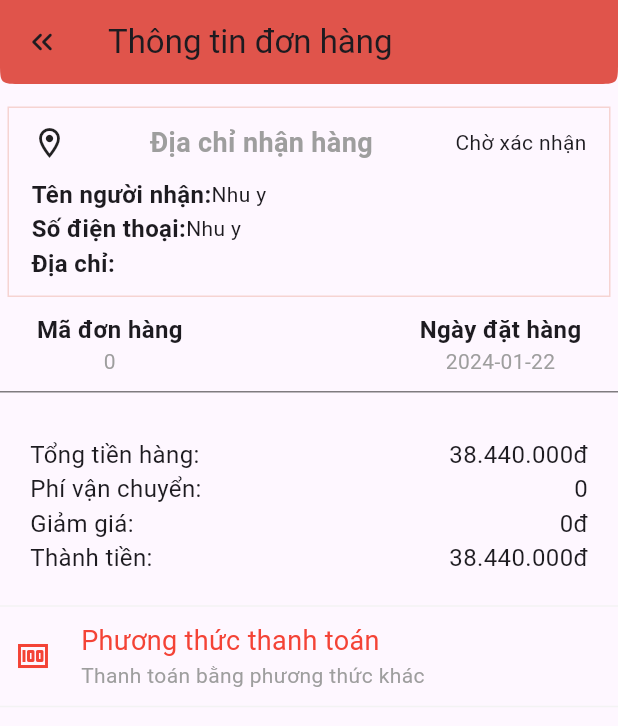
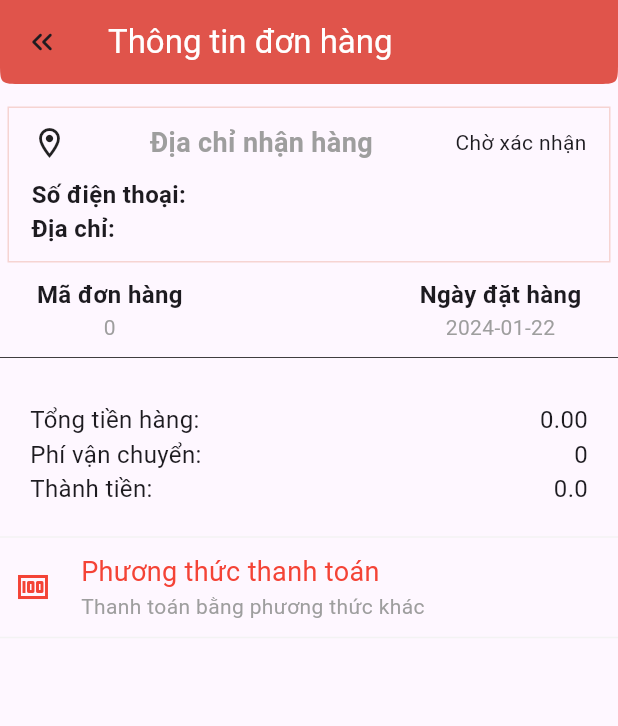
Before and after one commit to htienn611/Mobille_Programming_Project, a Flutter app: the Order_Detail screen opened directly with empty values, on a phone screen of 412 x 824 dp. Shown: the top 726 px of the screen. Run offline on Flutter 3.47's test engine with Material 3 defaults, Android fonts, the phone set to English and light mode, and no system bars; our stand-ins replace carousel_slider, firebase_core, firebase_messaging, flutter_local_notifications, shared_preferences and 1 more; missing offline and left inert: dart:ffi; accounts and stored records are empty; network calls fail.

Commit message:
"update info order and orderDetail"

```diff
--- a/ecommerce_app/lib/main.dart
+++ b/ecommerce_app/lib/main.dart
@@ -1,4 +1,5 @@
 import 'package:ecommerce_app/firebase_options.dart';
+import 'package:ecommerce_app/views/order/listOrder.dart';
 import 'package:ecommerce_app/views/routers.dart';
 import 'package:firebase_core/firebase_core.dart';
 import 'package:firebase_messaging/firebase_messaging.dart';
@@ -28,7 +29,7 @@ class MyApp extends StatelessWidget {
         primarySwatch: Colors.blue,
       ),
       locale: const Locale('vi', 'VN'),
-      home: const Routers(),
+      home:ListOrder()
     );
   }
 }
--- a/ecommerce_app/lib/models/order.dart
+++ b/ecommerce_app/lib/models/order.dart
@@ -6,9 +6,10 @@ class Order {
   String phoneNumber;
   DateTime date;
   int transportFee;
+  String address;
 
   Order( this.id, this.Status, this.paymentMethods, this.phoneNumber, this.date,
-      this.transportFee);
+      this.transportFee,this.address);
 
   Order.fromJson(Map<String, dynamic> json)
       : id = json['id']??0,
@@ -16,5 +17,6 @@ class Order {
       paymentMethods=json['paymentMethods']??0,
       phoneNumber=json['phoneNumber']??"",
       date=DateTime.parse(json['date'])??DateTime.now(),
-      transportFee=json['transportFee']??"";
+      transportFee=json['transportFee']??"",
+      address=json['address']??"";
 }
--- a/ecommerce_app/lib/models/product.dart
+++ b/ecommerce_app/lib/models/product.dart
@@ -10,6 +10,7 @@ class Product {
   final int status;
   late int idCate;
   late int idBrand;
+
 
   Product(
       {required this.id,
--- a/ecommerce_app/lib/views/chat/chat_appbar_items.dart
+++ b/ecommerce_app/lib/views/chat/chat_appbar_items.dart
@@ -30,7 +30,7 @@ class _ChatAppbarItemsState extends State<ChatAppbarItems> {
               const SizedBox(
                 width: 10,
               ),
-               const Column(
+                const Column(
                 crossAxisAlignment: CrossAxisAlignment.start,
                 mainAxisAlignment: MainAxisAlignment.spaceAround,
                 children: [
--- a/ecommerce_app/lib/views/chat/list_message.dart
+++ b/ecommerce_app/lib/views/chat/list_message.dart
@@ -5,7 +5,7 @@ class ListMessage extends StatelessWidget {
 
   @override
   Widget build(BuildContext context) {
-    return const Expanded(
+    return  Expanded(
       child: Column(
         crossAxisAlignment: CrossAxisAlignment.start,
         children: [
--- a/ecommerce_app/lib/views/order/orderDetail.dart
+++ b/ecommerce_app/lib/views/order/orderDetail.dart
@@ -1,11 +1,15 @@
-import 'dart:ui';
+// ignore: file_names
 import 'package:ecommerce_app/models/OrderDetail.dart';
 import 'package:ecommerce_app/models/order.dart';
+import 'package:ecommerce_app/models/product.dart';
 import 'package:ecommerce_app/presenters/order_presenter.dart';
 import 'package:ecommerce_app/presenters/orderdetail_presenters.dart';
+import 'package:ecommerce_app/presenters/product_presenter.dart';
 import 'package:ecommerce_app/views/order/itemOrderDetail.dart';
 import 'package:flutter/material.dart';
-class  Order_Detail extends StatefulWidget {
+
+// ignore: must_be_immutable, camel_case_types
+class Order_Detail extends StatefulWidget {
   Order_Detail({super.key, required this.idOrder});
   int idOrder;
 
@@ -13,29 +17,55 @@ class  Order_Detail extends StatefulWidget {
   State<Order_Detail> createState() => _Order_DetailState();
 }
 
-class _Order_DetailState extends State<Order_Detail> {
+// ignore: camel_case_types
+class _Order_DetailState extends State<Order_Detail>{
+  double sumMoney=0;
   final OrderPresenter _orderPre = OrderPresenter();
+  ProductPresenter proPre = ProductPresenter();
   final OrderDetailPresenter orderDetailPre = OrderDetailPresenter();
-  List<OrderDetail> _orderDetail=List.filled(0, OrderDetail(0, 0, 0),growable: true);
   late Order order;
+  late OrderDetail _orderDetail;
+
+  List<Product> _product = List.filled(
+      0,
+      Product(
+          id: 0,
+          image: "",
+          name: "",
+          quantity: 0,
+          price: 0,
+          des: "",
+          idDiscount: 0,
+          status: 0,
+          idCate: 0,
+          idBrand: 0));
+
   void loadData() async {
     order = await _orderPre.getOrderByID(widget.idOrder);
-    _orderDetail = await orderDetailPre.getListOrderDetailByID(widget.idOrder);
+    _product=await proPre.getInfoProductByIdOrderDetail(widget.idOrder);
+    _orderDetail = await orderDetailPre.getOrderDetailByID(widget.idOrder);
+
+    //sumMoney=_product.fold(0, (sum,product) { return sum+(product.price*_orderDetail.quantityProduct);});
+
+
+
     setState(() {});
   }
 
   @override
   void initState() {
-    // TODO: implement initState
     super.initState();
     loadData();
   }
 
   @override
   Widget build(BuildContext context) {
+    //  print(user.name);
+    //  print(order.phoneNumber);
+    //  print("Aaa");
     return Scaffold(
         appBar: AppBar(
-          shape: ContinuousRectangleBorder(
+          shape: const ContinuousRectangleBorder(
               borderRadius: BorderRadius.only(
                   bottomLeft: Radius.circular(15),
                   bottomRight: Radius.circular(15))),
@@ -43,20 +73,21 @@ class _Order_DetailState extends State<Order_Detail> {
             onPressed: () {
               Navigator.pop(context);
             },
-            icon: Icon(Icons.keyboard_double_arrow_left_rounded),
+            icon: const Icon(Icons.keyboard_double_arrow_left_rounded),
           ),
-          title: Text("Thông tin đơn hàng"),
-          backgroundColor: Color.fromARGB(255, 224, 84, 75),
+          title:  Text("Thông tin đơn hàng",style: TextStyle(color: Colors.white),),
+          backgroundColor: const Color.fromARGB(255, 224, 84, 75),
         ),
         body: SingleChildScrollView(
           child: Column(
             children: [
               Container(
-                padding: EdgeInsets.fromLTRB(15, 10, 15, 10),
-                margin: EdgeInsets.only(top: 15, left: 5, right: 5, bottom: 10),
+                padding: const EdgeInsets.fromLTRB(15, 10, 15, 10),
+                margin: const EdgeInsets.only(
+                    top: 15, left: 5, right: 5, bottom: 10),
                 decoration: BoxDecoration(
                     border: Border.all(
-                        color: (Color.fromARGB(255, 246, 212, 210)))),
+                        color: (const Color.fromARGB(255, 246, 212, 210)))),
                 child: Column(
                   mainAxisAlignment: MainAxisAlignment.start,
                   crossAxisAlignment: CrossAxisAlignment.start,
@@ -64,8 +95,8 @@ class _Order_DetailState extends State<Order_Detail> {
                     Row(
                       mainAxisAlignment: MainAxisAlignment.spaceBetween,
                       children: [
-                        Icon(Icons.location_on_outlined),
-                        Text(
+                        const Icon(Icons.location_on_outlined),
+                        const Text(
                           "Địa chỉ nhận hàng",
                           style: TextStyle(
                               fontSize: 18,
@@ -73,33 +104,40 @@ class _Order_DetailState extends State<Order_Detail> {
                               fontWeight: FontWeight.bold),
                         ),
                         order.Status == 0
-                            ? Text("Chờ xác nhận")
+                            ? const Text("Chờ xác nhận")
                             : order.Status == 1
-                                ? Text("Chờ giao hàng")
+                                ? const Text("Chờ giao hàng")
                                 : order.Status == 2
-                                    ? Text("Đã giao")
-                                    : Text("Đã hủy"),
+                                    ? const Text("Đã giao")
+                                    : const Text("Đã hủy"),
                       ],
                     ),
-                    Padding(padding: EdgeInsets.all(5.0)),
+                    const Padding(padding: EdgeInsets.all(5.0)),
                     Column(
                       children: [
-                        Row(
+                         Row(
                           children: [
-                            Text("Tên người nhận:",style: TextStyle(fontSize:16,fontWeight:FontWeight.bold),),
-                            Text("Nhu y"),
+                            const Text(
+                              "Số điện thoại:",
+                              style: TextStyle(
+                                  fontSize: 16, fontWeight: FontWeight.bold),
+                            ),
+                            // ignore: unnecessary_string_interpolations
+                            Text('${order.phoneNumber}'),
                           ],
                         ),
                         Row(
                           children: [
-                            Text("Số điện thoại:",style: TextStyle(fontSize:16,fontWeight:FontWeight.bold),),
-                            Text("Nhu y"),
-                          ],
-                        ),
-                        Row(
-                          children: [
-                            Text("Địa chỉ:",style: TextStyle(fontSize:16,fontWeight:FontWeight.bold),),
-                            Text(''),
+                            const Text(
+                              "Địa chỉ:",
+                              style: TextStyle(
+                                  fontSize: 16, fontWeight: FontWeight.bold),
+                            ),
+                            // ignore: unnecessary_string_interpolations
+                            Text(
+                              // ignore: unnecessary_string_interpolations
+                              '${order.address}',
+                            ),
                           ],
                         )
                       ],
@@ -112,45 +150,47 @@ class _Order_DetailState extends State<Order_Detail> {
                 children: [
                   Column(
                     children: [
-                      Text(
+                      const Text(
                         "Mã đơn hàng",
                         style: TextStyle(
                             fontSize: 16, fontWeight: FontWeight.bold),
                       ),
                       Text(widget.idOrder.toString(),
-                          style: TextStyle(color: Colors.grey)),
+                          style: const TextStyle(color: Colors.grey)),
                     ],
                   ),
-                  SizedBox(
+                  const SizedBox(
                     width: 60,
                   ),
                   Column(
                     mainAxisAlignment: MainAxisAlignment.spaceBetween,
                     children: [
-                      Text(
+                      const Text(
                         "Ngày đặt hàng",
                         style: TextStyle(
                             fontSize: 16, fontWeight: FontWeight.bold),
                       ),
+                      // ignore: unnecessary_string_interpolations
                       Text('${order.date.toString().split(" ")[0]}',
-                          style: TextStyle(color: Colors.grey)),
+                          style: const TextStyle(color: Colors.grey)),
                     ],
                   ),
                 ],
               ),
               Container(
-                margin: EdgeInsets.fromLTRB(0, 10, 0, 10),
+                margin: const EdgeInsets.fromLTRB(0, 10, 0, 10),
                 height: 0.5,
-                decoration: BoxDecoration(color: Color.fromARGB(255, 0, 0, 0)),
+                decoration:
+                    const BoxDecoration(color: Color.fromARGB(255, 0, 0, 0)),
               ),
               Column(
-                children: [ItemOrderDetail(idOrder: widget.idOrder)],
+                children: [ItemOrderDetail(idOrder: widget.idOrder,sum: sum, )],
               ),
               Container(
-                padding: EdgeInsets.all(20),
+                padding: const EdgeInsets.all(20),
                 child: Column(
                   children: [
-                    Row(
+                     Row(
                       mainAxisAlignment: MainAxisAlignment.spaceBetween,
                       children: [
                         Text(
@@ -160,7 +200,7 @@ class _Order_DetailState extends State<Order_Detail> {
                           ),
                         ),
                         Text(
-                          "38.440.000đ",
+                          '${sumMoney.toStringAsFixed(2)}',
                           style: TextStyle(
                             fontSize: 16,
                           ),
@@ -170,7 +210,7 @@ class _Order_DetailState extends State<Order_Detail> {
                     Row(
                       mainAxisAlignment: MainAxisAlignment.spaceBetween,
                       children: [
-                        Text(
+                        const Text(
                           "Phí vận chuyển: ",
                           style: TextStyle(
                             fontSize: 16,
@@ -178,30 +218,13 @@ class _Order_DetailState extends State<Order_Detail> {
                         ),
                         Text(
                           '${order.transportFee}',
-                          style: TextStyle(
+                          style: const TextStyle(
                             fontSize: 16,
                           ),
                         ),
                       ],
                     ),
-                    Row(
-                      mainAxisAlignment: MainAxisAlignment.spaceBetween,
-                      children: [
-                        Text(
-                          "Giảm giá: ",
-                          style: TextStyle(
-                            fontSize: 16,
-                          ),
-                        ),
-                        Text(
-                          "0đ",
-                          style: TextStyle(
-                            fontSize: 16,
-                          ),
-                        ),
-                      ],
-                    ),
-                    Row(
+                     Row(
                       mainAxisAlignment: MainAxisAlignment.spaceBetween,
                       children: [
                         Text(
@@ -211,7 +234,7 @@ class _Order_DetailState extends State<Order_Detail> {
                           ),
                         ),
                         Text(
-                          "38.440.000đ",
+                          '${sumMoney+order.transportFee}',
                           style: TextStyle(
                             fontSize: 16,
                           ),
@@ -222,29 +245,29 @@ class _Order_DetailState extends State<Order_Detail> {
                 ),
               ),
               Container(
-                padding: EdgeInsets.all(10),
-                decoration: BoxDecoration(
+                padding: const EdgeInsets.all(10),
+                decoration: const BoxDecoration(
                     border: Border.symmetric(
                         horizontal: BorderSide(
                             color: Color.fromARGB(255, 243, 243, 243)),
                         vertical: BorderSide.none)),
                 child: Row(
                   children: [
-                    Icon(Icons.money_outlined, color: Colors.red),
-                    Padding(padding: EdgeInsets.all(10)),
+                    const Icon(Icons.money_outlined, color: Colors.red),
+                    const Padding(padding: EdgeInsets.all(10)),
                     Column(
                       crossAxisAlignment: CrossAxisAlignment.start,
                       children: [
-                        Text(
+                        const Text(
                           "Phương thức thanh toán",
                           style: TextStyle(fontSize: 18, color: Colors.red),
                         ),
                         order.paymentMethods == 1
-                            ? Text(
+                            ? const Text(
                                 "Thanh toán tiền mặt",
                                 style: TextStyle(color: Colors.grey),
                               )
-                            : Text(
+                            : const Text(
                                 "Thanh toán bằng phương thức khác",
                                 style: TextStyle(color: Colors.grey),
                               )
@@ -257,4 +280,12 @@ class _Order_DetailState extends State<Order_Detail> {
           ),
         ));
   }
+  void sum(double rs)
+  {
+    sumMoney=rs;
+    setState(() {
+
+    });
+
+  }
 }
--- a/ecommerce_app/pubspec.yaml
+++ b/ecommerce_app/pubspec.yaml
@@ -49,6 +49,7 @@ dependencies:
   shared_preferences: ^2.2.2
   intl: ^0.17.0
   socket_io_client: ^2.0.3
+  web_socket_channel: ^2.0.0
 
 
 dev_dependencies:
```
Also changed, not shown: ecommerce_app/lib/data_source/repository/data.dart (+45 -1 lines), ecommerce_app/lib/presenters/order_presenter.dart (+33 -2 lines), ecommerce_app/lib/presenters/user_presenter.dart (+21 -3 lines), ecommerce_app/lib/views/order/itemOrderDetail.dart (+28 -19 lines), ecommerce_app/lib/views/order/listOrder.dart (+9 -13 lines), ecommerce_app/lib/views/order/order_item.dart (+26 -37 lines), ecommerce_app/pubspec.lock, 2 other files.
